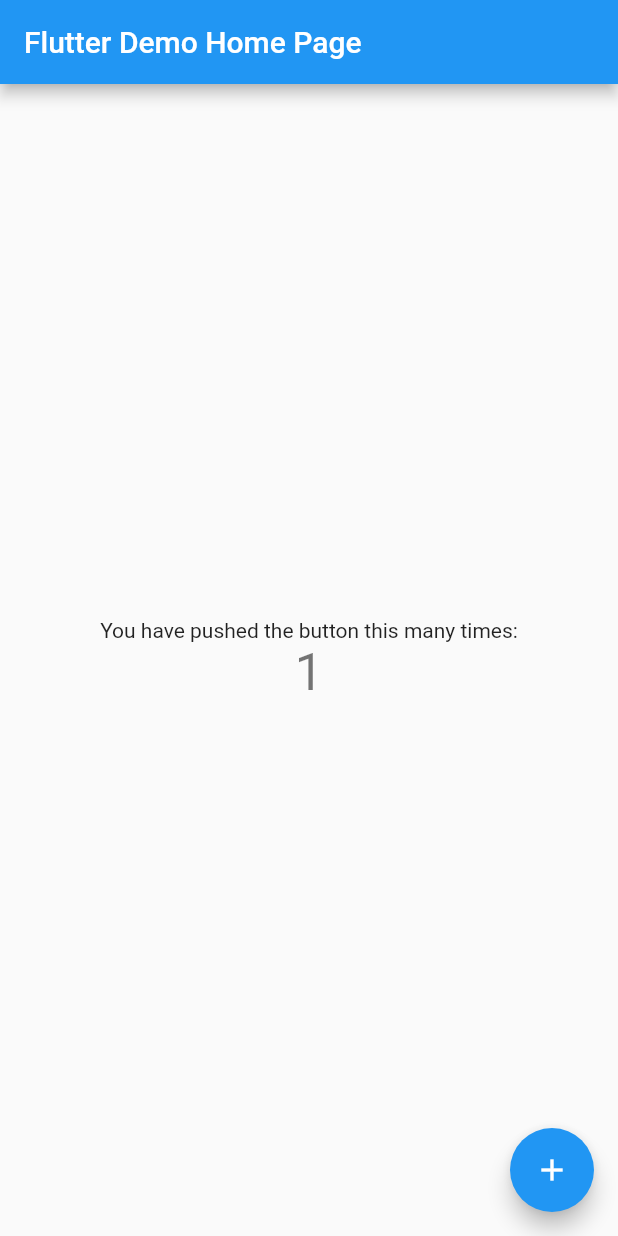
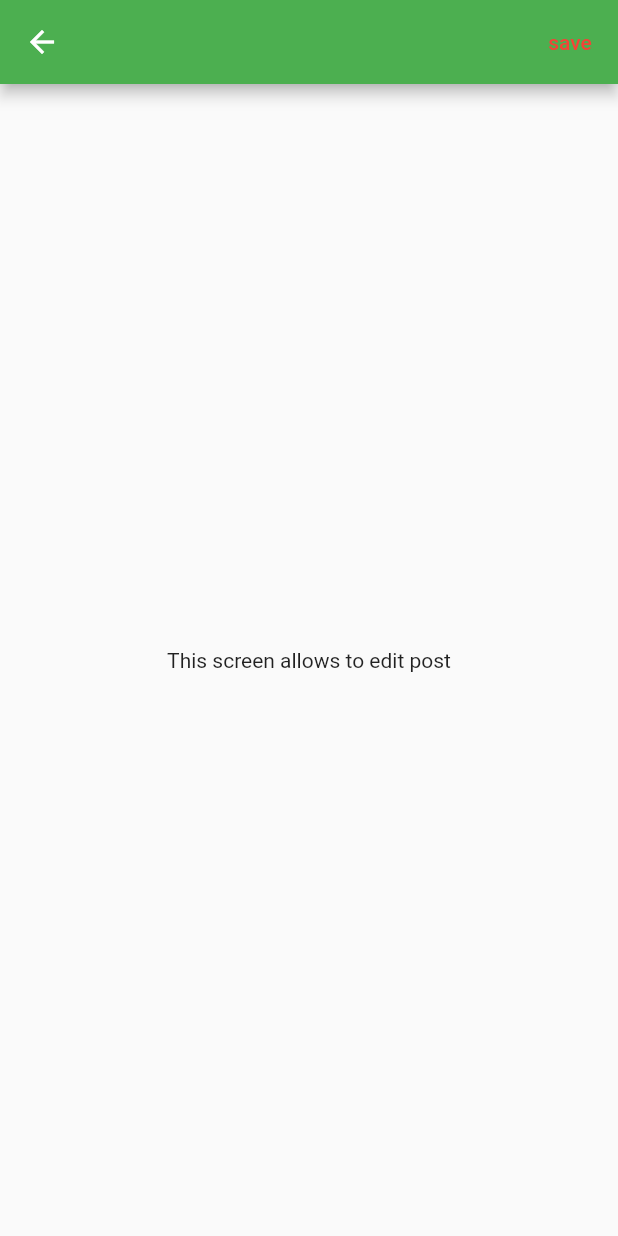
Before and after one commit to pavlov-o-a/LifeLog, a Flutter app: the screen it shows after launch, after a tap on the "add" icon, on a phone screen of 412 x 824 dp. Run offline on Flutter 3.47's test engine with Material 2 defaults, Android fonts, the light colour scheme and no system bars.

Commit message:
created Catalog screen. created StatefulEntry screen. created Settings screen.

```diff
--- /dev/null
+++ b/lib/catalog/CatalogScreen.dart
@@ -0,0 +1,103 @@
+import 'package:flutter/material.dart';
+import 'package:flutter_mixture/catalog/CatalogViewModel.dart';
+import 'package:flutter_mixture/catalog/CatalogViewModelImpl.dart';
+import 'package:flutter_mixture/common/entities/Entry.dart';
+import 'package:flutter_mixture/entry/entities/StatefulEntry.dart';
+import 'package:flutter_mixture/entry/ui/EntryScreen.dart';
+import 'package:flutter_mixture/settings/SettingsScreen.dart';
+import 'package:provider/provider.dart';
+
+class CatalogScreen extends StatelessWidget {
+  @override
+  Widget build(BuildContext context) {
+    return Scaffold(
+      appBar: AppBar(
+        actions: [
+          TextButton(
+            child: Text(
+              "settings",
+              style: TextStyle(color: Colors.black),
+            ),
+            onPressed: () {
+              Navigator.push(context, MaterialPageRoute(builder: (context) {
+                return SettingsScreen();
+              }));
+            },
+          )
+        ],
+      ),
+      body: Provider<CatalogViewModel>(
+        create: (context) => CatalogViewModelImpl(),
+        child: CatalogBody(),
+      ),
+      floatingActionButton: FloatingActionButton(
+        child: Icon(Icons.add),
+        onPressed: () {
+          Navigator.push(context, MaterialPageRoute(builder: (context) {
+            return EntryScreen(StatefulEntry.withState(
+                Entry("New entry"), EntryState.CHANGING));
+          }));
+        },
+      ),
+    );
+  }
+}
+
+class CatalogBody extends StatefulWidget {
+  @override
+  State<StatefulWidget> createState() {
+    return ListState();
+  }
+}
+
+class ListState extends State<StatefulWidget> {
+  CatalogViewModel viewModel;
+
+  @override
+  void initState() {
+    super.initState();
+    viewModel = Provider.of<CatalogViewModel>(context, listen: false);
+    viewModel.loadEntries();
+  }
+
+  @override
+  Widget build(BuildContext context) {
+    return StreamBuilder(
+      builder: (context, data) {
+        List<StatefulEntry> entries = data.data;
+        return ListView.builder(
+          itemBuilder: getEntryWidgetBuilder(context, entries),
+          itemCount: entries.length,
+        );
+      },
+      stream: viewModel.getEntries(),
+      initialData: List<StatefulEntry>.empty(),
+    );
+  }
+
+  IndexedWidgetBuilder getEntryWidgetBuilder(context, entries) {
+    return (context, int) {
+      return TextButton(
+        child: Text(entries[int].entry.title),
+        onPressed: () {
+          Navigator.push(context, MaterialPageRoute(builder: (context) {
+            return EntryScreen(entries[int]);
+          }));
+        },
+      );
+    };
+  }
+
+  @override
+  void dispose() {
+    super.dispose();
+    viewModel.dispose();
+  }
+}
+
+class LoadingState extends State<StatefulWidget> {
+  @override
+  Widget build(BuildContext context) {
+    return CircularProgressIndicator();
+  }
+}
--- /dev/null
+++ b/lib/catalog/CatalogViewModelImpl.dart
@@ -0,0 +1,33 @@
+import 'dart:async';
+
+import 'package:flutter_mixture/catalog/CatalogViewModel.dart';
+import 'package:flutter_mixture/common/entities/Entry.dart';
+import 'package:flutter_mixture/entry/entities/StatefulEntry.dart';
+
+class CatalogViewModelImpl implements CatalogViewModel {
+  StreamController<List<StatefulEntry>> entries =
+      StreamController<List<StatefulEntry>>.broadcast();
+
+  @override
+  Stream<List<StatefulEntry>> getEntries() {
+    return entries.stream;
+  }
+
+  final List<StatefulEntry> entriesList = [
+    StatefulEntry(Entry("Started to learn flutter")),
+    StatefulEntry(Entry("Created app project")),
+    StatefulEntry(Entry("Added few entries"))
+  ];
+
+  @override
+  loadEntries() async {
+    //load entries
+    await Future.delayed(Duration(seconds: 2));
+    entries.add(entriesList);
+  }
+
+  @override
+  dispose() {
+    entries.close();
+  }
+}
--- /dev/null
+++ b/lib/common/entities/Entry.dart
@@ -0,0 +1,8 @@
+class Entry {
+  int id;
+  String date;
+  String title;
+  String content;
+
+  Entry(this.title);
+}
--- /dev/null
+++ b/lib/entry/entities/StatefulEntry.dart
@@ -0,0 +1,21 @@
+import 'package:flutter/material.dart';
+import 'package:flutter_mixture/common/entities/Entry.dart';
+
+class StatefulEntry extends ChangeNotifier {
+  Entry entry;
+  EntryState state = EntryState.SHOWING;
+
+  StatefulEntry(this.entry);
+
+  StatefulEntry.withState(entry, state) {
+    this.entry = entry;
+    this.state = state;
+  }
+
+  setState(state) {
+    this.state = state;
+    notifyListeners();
+  }
+}
+
+enum EntryState { CHANGING, SHOWING }
--- /dev/null
+++ b/lib/entry/ui/EntryScreen.dart
@@ -0,0 +1,25 @@
+import 'package:flutter/material.dart';
+import 'package:flutter_mixture/entry/entities/StatefulEntry.dart';
+import 'package:flutter_mixture/entry/ui/Redactor.dart';
+import 'package:flutter_mixture/entry/ui/Viewer.dart';
+import 'package:provider/provider.dart';
+
+class EntryScreen extends StatelessWidget {
+  final StatefulEntry entry;
+
+  EntryScreen(this.entry);
+
+  @override
+  Widget build(BuildContext context) {
+    return ChangeNotifierProvider<StatefulEntry>.value(
+        value: entry,
+        child: Consumer<StatefulEntry>(
+          builder: (context, entry, child) {
+            if (entry.state == EntryState.SHOWING)
+              return Viewer();
+            else
+              return Redactor();
+          },
+        ));
+  }
+}
--- /dev/null
+++ b/lib/entry/ui/Redactor.dart
@@ -0,0 +1,34 @@
+import 'package:flutter/material.dart';
+import 'package:flutter_mixture/entry/entities/StatefulEntry.dart';
+import 'package:provider/provider.dart';
+
+class Redactor extends StatefulWidget {
+  @override
+  State<StatefulWidget> createState() {
+    return RedactorState();
+  }
+}
+
+class RedactorState extends State<StatefulWidget> {
+  @override
+  Widget build(BuildContext context) {
+    return Scaffold(
+        appBar: AppBar(
+          actions: [
+            TextButton(
+                onPressed: () {
+                  var entry =
+                      Provider.of<StatefulEntry>(context, listen: false);
+                  entry.setState(EntryState.SHOWING);
+                },
+                child: Text(
+                  "save",
+                  style: TextStyle(color: Colors.red),
+                ))
+          ],
+        ),
+        body: Center(
+          child: Text("This screen allows to edit post"),
+        ));
+  }
+}
--- a/lib/main.dart
+++ b/lib/main.dart
@@ -1,113 +1,19 @@
 import 'package:flutter/material.dart';
+import 'package:flutter_mixture/catalog/CatalogScreen.dart';
 
 void main() {
   runApp(MyApp());
 }
 
 class MyApp extends StatelessWidget {
-  // This widget is the root of your application.
   @override
   Widget build(BuildContext context) {
     return MaterialApp(
       title: 'Flutter Demo',
       theme: ThemeData(
-        // This is the theme of your application.
-        //
-        // Try running your application with "flutter run". You'll see the
-        // application has a blue toolbar. Then, without quitting the app, try
-        // changing the primarySwatch below to Colors.green and then invoke
-        // "hot reload" (press "r" in the console where you ran "flutter run",
-        // or simply save your changes to "hot reload" in a Flutter IDE).
-        // Notice that the counter didn't reset back to zero; the application
-        // is not restarted.
-        primarySwatch: Colors.blue,
+        primarySwatch: Colors.green,
       ),
-      home: MyHomePage(title: 'Flutter Demo Home Page'),
+      home: CatalogScreen(),
     );
   }
 }
-
-class MyHomePage extends StatefulWidget {
-  MyHomePage({Key key, this.title}) : super(key: key);
-
-  // This widget is the home page of your application. It is stateful, meaning
-  // that it has a State object (defined below) that contains fields that affect
-  // how it looks.
-
-  // This class is the configuration for the state. It holds the values (in this
-  // case the title) provided by the parent (in this case the App widget) and
-  // used by the build method of the State. Fields in a Widget subclass are
-  // always marked "final".
-
-  final String title;
-
-  @override
-  _MyHomePageState createState() => _MyHomePageState();
-}
-
-class _MyHomePageState extends State<MyHomePage> {
-  int _counter = 0;
-
-  void _incrementCounter() {
-    setState(() {
-      // This call to setState tells the Flutter framework that something has
-      // changed in this State, which causes it to rerun the build method below
-      // so that the display can reflect the updated values. If we changed
-      // _counter without calling setState(), then the build method would not be
-      // called again, and so nothing would appear to happen.
-      _counter++;
-    });
-  }
-
-  @override
-  Widget build(BuildContext context) {
-    // This method is rerun every time setState is called, for instance as done
-    // by the _incrementCounter method above.
-    //
-    // The Flutter framework has been optimized to make rerunning build methods
-    // fast, so that you can just rebuild anything that needs updating rather
-    // than having to individually change instances of widgets.
-    return Scaffold(
-      appBar: AppBar(
-        // Here we take the value from the MyHomePage object that was created by
-        // the App.build method, and use it to set our appbar title.
-        title: Text(widget.title),
-      ),
-      body: Center(
-        // Center is a layout widget. It takes a single child and positions it
-        // in the middle of the parent.
-        child: Column(
-          // Column is also a layout widget. It takes a list of children and
-          // arranges them vertically. By default, it sizes itself to fit its
-          // children horizontally, and tries to be as tall as its parent.
-          //
-          // Invoke "debug painting" (press "p" in the console, choose the
-          // "Toggle Debug Paint" action from the Flutter Inspector in Android
-          // Studio, or the "Toggle Debug Paint" command in Visual Studio Code)
-          // to see the wireframe for each widget.
-          //
-          // Column has various properties to control how it sizes itself and
-          // how it positions its children. Here we use mainAxisAlignment to
-          // center the children vertically; the main axis here is the vertical
-          // axis because Columns are vertical (the cross axis would be
-          // horizontal).
-          mainAxisAlignment: MainAxisAlignment.center,
-          children: <Widget>[
-            Text(
-              'You have pushed the button this many times:',
-            ),
-            Text(
-              '$_counter',
-              style: Theme.of(context).textTheme.headline4,
-            ),
-          ],
-        ),
-      ),
-      floatingActionButton: FloatingActionButton(
-        onPressed: _incrementCounter,
-        tooltip: 'Increment',
-        child: Icon(Icons.add),
-      ), // This trailing comma makes auto-formatting nicer for build methods.
-    );
-  }
-}
--- a/pubspec.yaml
+++ b/pubspec.yaml
@@ -23,7 +23,7 @@
 dependencies:
   flutter:
     sdk: flutter
-
+  provider: ^4.3.3
 
   # The following adds the Cupertino Icons font to your application.
   # Use with the CupertinoIcons class for iOS style icons.
```
Also changed, not shown: lib/catalog/CatalogViewModel.dart (added, +9 -0 lines), lib/entry/ui/Viewer.dart (added, +27 -0 lines), lib/settings/SettingsScreen.dart (added, +11 -0 lines), pubspec.lock, 1 other file.
